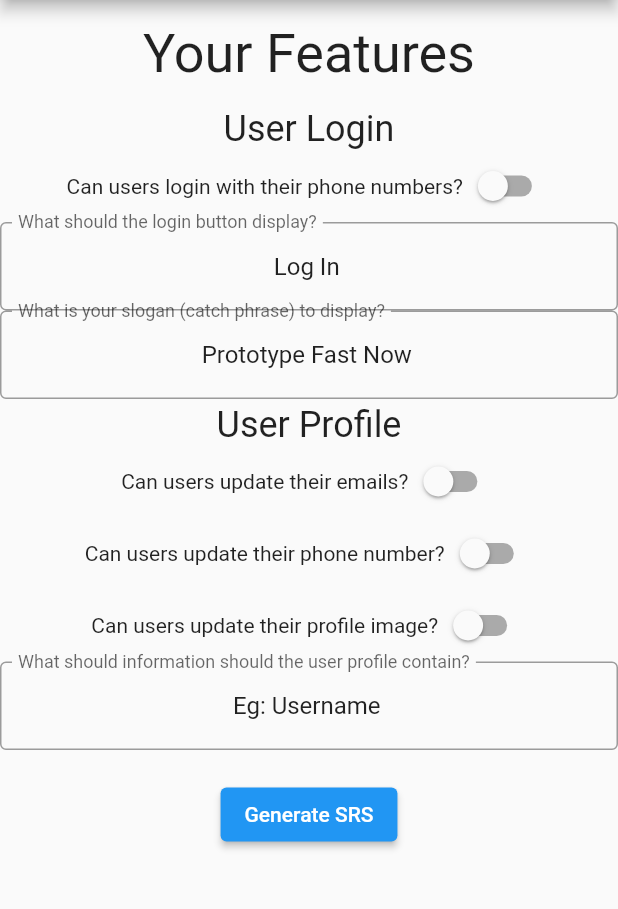
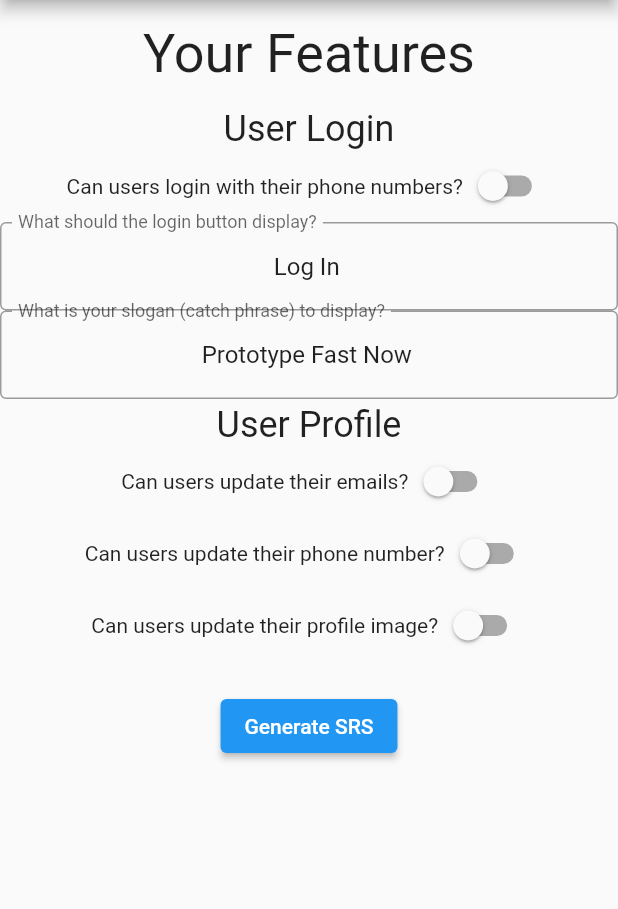
Before and after one commit to ElBatanony/ProtoFast, a Flutter app: the screen it shows after launch, on a phone screen of 412 x 824 dp, the part 84-993 px from its top. Run offline on Flutter 3.47's test engine with Material 2 defaults, Android fonts, the phone set to English and light mode, and no system bars.

Commit message:
Remove user profile contains string config

```diff
--- a/lib/features/user_profile.dart
+++ b/lib/features/user_profile.dart
@@ -1,5 +1,4 @@
 import 'package:protofast/configurations/bool_configuration.dart';
-import 'package:protofast/configurations/string_configuration.dart';
 import 'package:protofast/models/feature.dart';
 import 'package:protofast/presentation/my_flutter_app_icons.dart';
 
@@ -9,8 +8,5 @@ class UserProfile extends Feature {
           BoolConfiguration('Can users update their emails?', false),
           BoolConfiguration('Can users update their phone number?', false),
           BoolConfiguration('Can users update their profile image?', false),
-          StringConfiguration(
-              'What should information should the user profile contain?',
-              'Eg: Username'),
         ]);
 }
```
